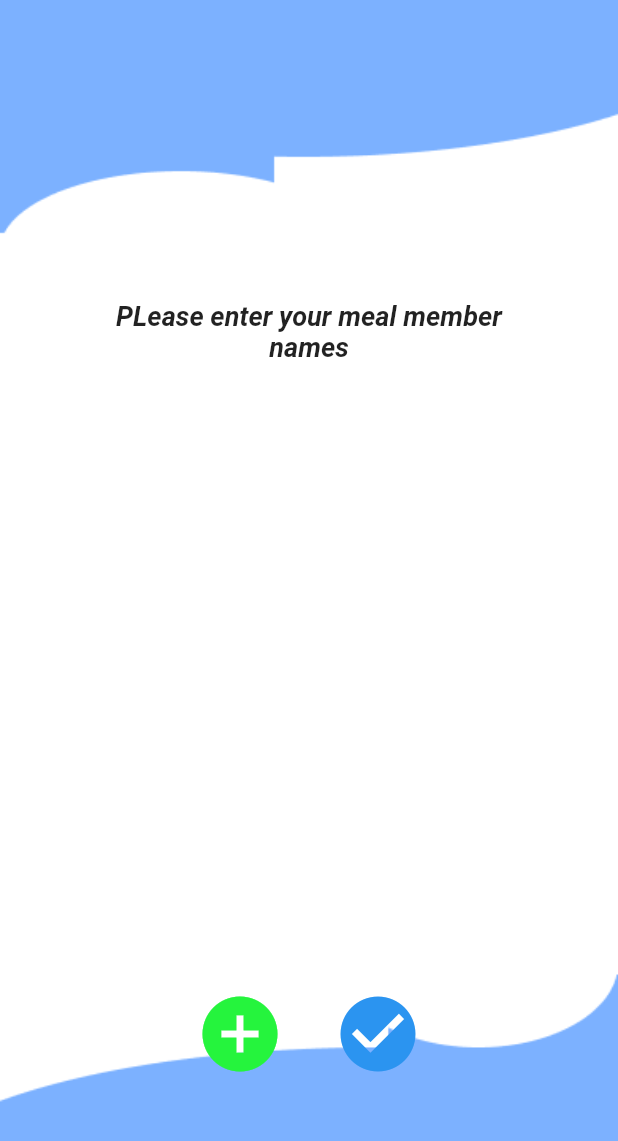
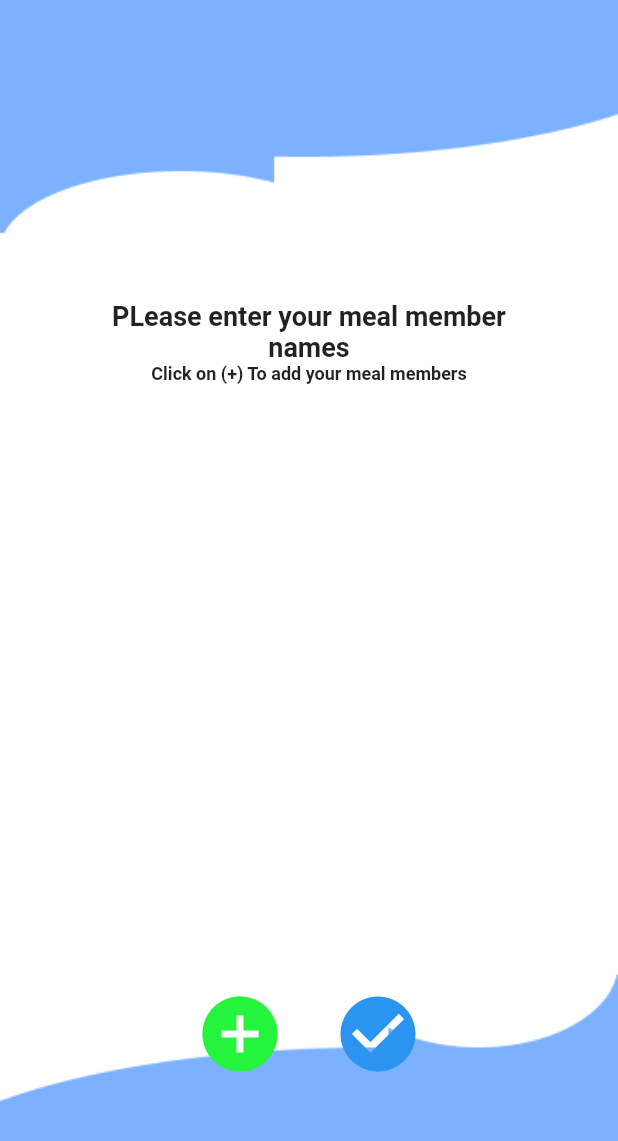
Before and after one commit to AbuShyedHemel/daily_calculation, a Flutter app: the screen it shows after launch, on a phone screen of 412 x 824 dp. Shown: the top 1141 px of the screen. Run offline on Flutter 3.47's test engine with Material 2 defaults, Android fonts, the phone set to English and light mode, and no system bars; our stand-ins replace get.

Commit message:
Correcct Some Text

```diff
--- a/lib/view/homepage/memberinput.dart
+++ b/lib/view/homepage/memberinput.dart
@@ -43,10 +43,18 @@ class _MemberInputState extends State<MemberInput> {
                     'PLease enter your meal member names',
                     style: TextStyle(
                         fontSize: 18,
-                        fontStyle: FontStyle.italic,
+                        fontStyle: FontStyle.normal,
                         fontWeight: FontWeight.bold),
                     textAlign: TextAlign.center,
                   ),
+                ),
+                const Text(
+                  'Click on (+) To add your meal members',
+                  style: TextStyle(
+                      fontSize: 12,
+                      fontStyle: FontStyle.normal,
+                      fontWeight: FontWeight.bold),
+                  textAlign: TextAlign.center,
                 ),
                 Expanded(
                   child: ListView.builder(
@@ -107,7 +115,7 @@ class _MemberInputState extends State<MemberInput> {
                       ElevatedButton(
                           style: buttonstyles,
                           // ignore: avoid_print
-                          onPressed: () => Get.to(const TakenMeal()) ,
+                          onPressed: () => Get.to(const TakenMeal()),
                           child: const Icon(
                             Icons.check_circle,
                             color: Color.fromARGB(255, 43, 148, 240),
```
Also changed, not shown: lib/view/takenmeal/takenmeal.dart (+8 -8 lines).
